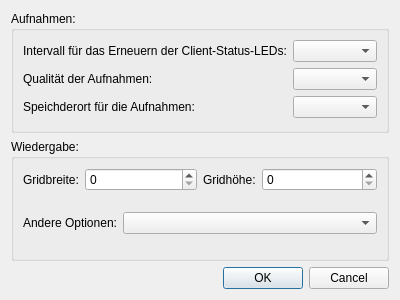
Old version of the form gui/forms/settingsdialog.ui in the repository studnitz/octopus.
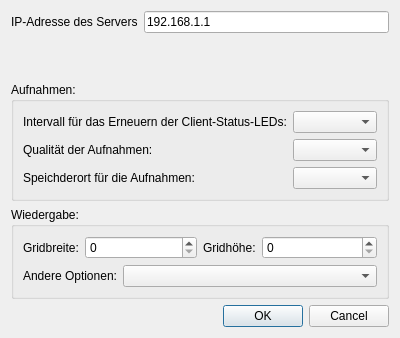
New version of the form.

Commit message: Make Client-Server-Communication Json-based

```diff
--- a/gui/forms/settingsdialog.ui
+++ b/gui/forms/settingsdialog.ui
@@ -7,13 +7,35 @@
     <x>0</x>
     <y>0</y>
     <width>400</width>
-    <height>300</height>
+    <height>338</height>
    </rect>
   </property>
   <property name="windowTitle">
    <string>Dialog</string>
   </property>
   <layout class="QVBoxLayout" name="verticalLayout_2">
+   <item>
+    <layout class="QVBoxLayout" name="verticalLayout_5">
+     <item>
+      <layout class="QFormLayout" name="formLayout_3">
+       <item row="0" column="0">
+        <widget class="QLabel" name="label_7">
+         <property name="text">
+          <string>IP-Adresse des Servers</string>
+         </property>
+        </widget>
+       </item>
+       <item row="0" column="1">
+        <widget class="QLineEdit" name="lineEditIP">
+         <property name="text">
+          <string>192.168.1.1</string>
+         </property>
+        </widget>
+       </item>
+      </layout>
+     </item>
+    </layout>
+   </item>
    <item>
     <layout class="QVBoxLayout" name="verticalLayout">
      <item>
```
The commit also changes 12 other files.
